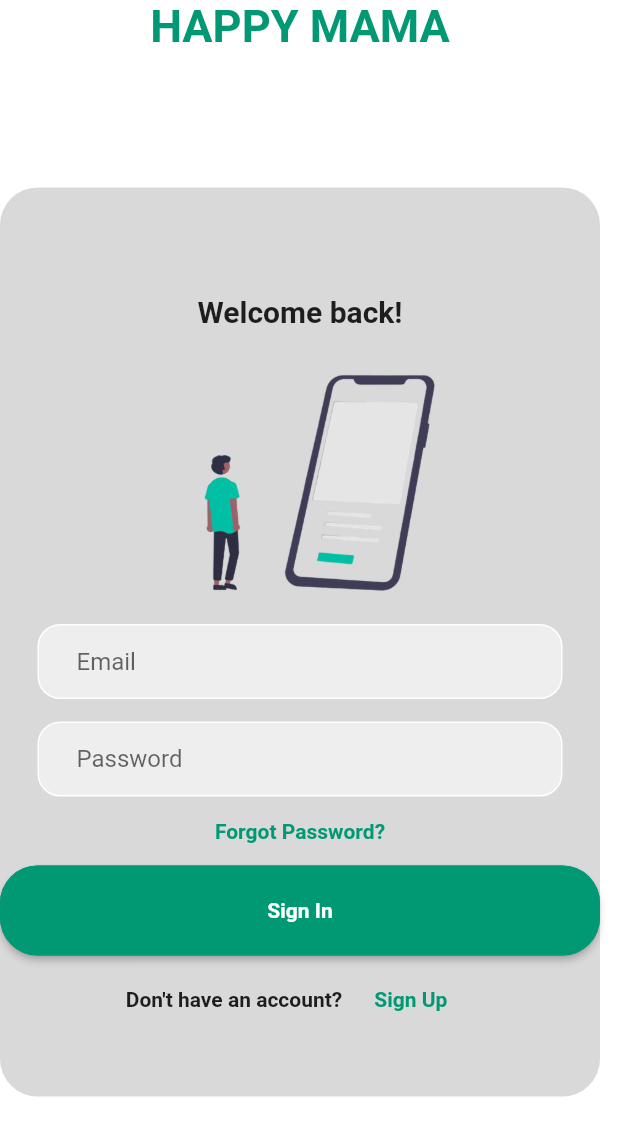
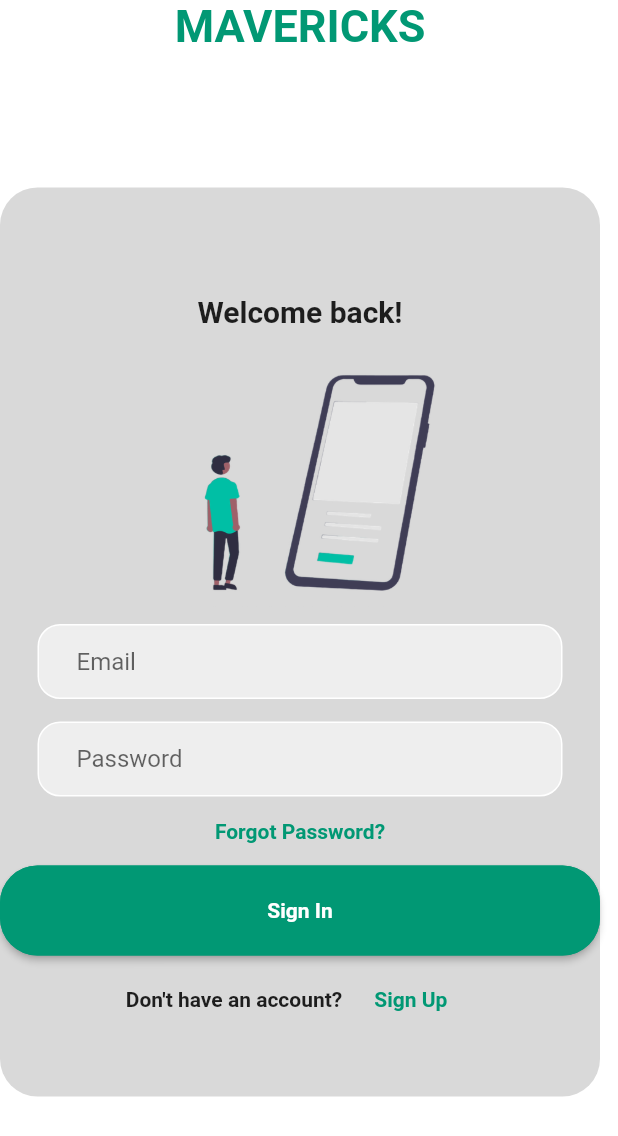
Before and after one commit to dadadave/Happy_mama, a Flutter app: the LoginPage screen opened directly, on a phone screen of 412 x 824 dp. Shown: the top 1136 px of the screen. Run offline on Flutter 3.47's test engine with Material 2 defaults, Android fonts, the phone set to English and light mode, and no system bars; our stand-ins replace font_awesome_flutter.

Commit message:
this is dada dave

```diff
--- a/lib/loginpage.dart
+++ b/lib/loginpage.dart
@@ -21,7 +21,7 @@ class LoginPage extends StatelessWidget {
 
             children: [
               //Hello again!
-              Text("HAPPY MAMA",
+              Text("MAVERICKS",
             style: TextStyle(fontWeight: FontWeight.bold,
             fontSize: 30,color: Color.fromRGBO(1, 152, 116, 1) )
             ,),
```
